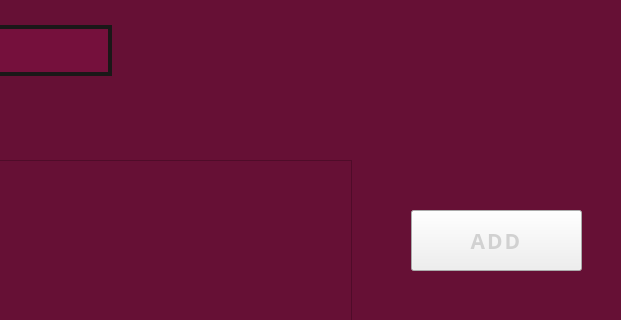
Qt form SweetsStore/viewproductsdialog.ui (vince-exe/SweetsStore) before a commit; both pictures show x 659 to 1280 and y 0 to 320 of the 1280 by 720 pixel window.
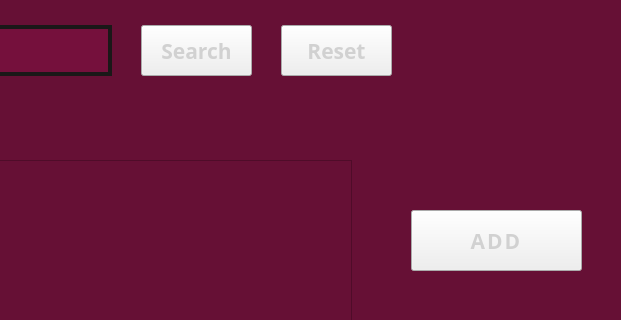
The same form after that commit.

```diff
--- a/SweetsStore/viewproductsdialog.ui
+++ b/SweetsStore/viewproductsdialog.ui
@@ -131,10 +131,10 @@
   <widget class="QPushButton" name="timeButton">
    <property name="geometry">
     <rect>
-     <x>1040</x>
+     <x>1100</x>
      <y>20</y>
-     <width>201</width>
-     <height>71</height>
+     <width>161</width>
+     <height>61</height>
     </rect>
    </property>
    <property name="font">
@@ -317,6 +317,68 @@
     <string>Info</string>
    </property>
   </widget>
+  <widget class="QPushButton" name="srchButton">
+   <property name="geometry">
+    <rect>
+     <x>800</x>
+     <y>25</y>
+     <width>111</width>
+     <height>51</height>
+    </rect>
+   </property>
+   <property name="font">
+    <font>
+     <family>HP Simplified Jpan</family>
+     <pointsize>16</pointsize>
+     <bold>true</bold>
+    </font>
+   </property>
+   <property name="styleSheet">
+    <string notr="true">QPushButton {
+background: '#75103c';
+color: rgb(209, 209, 209);
+border: 4px solid '#1a1818';
+}
+
+QPushButton::hover {
+background-color: rgb(84, 13, 43);
+}</string>
+   </property>
+   <property name="text">
+    <string>Search</string>
+   </property>
+  </widget>
+  <widget class="QPushButton" name="resetBtn">
+   <property name="geometry">
+    <rect>
+     <x>940</x>
+     <y>25</y>
+     <width>111</width>
+     <height>51</height>
+    </rect>
+   </property>
+   <property name="font">
+    <font>
+     <family>HP Simplified Jpan</family>
+     <pointsize>16</pointsize>
+     <bold>true</bold>
+    </font>
+   </property>
+   <property name="styleSheet">
+    <string notr="true">QPushButton {
+background: '#75103c';
+color: rgb(209, 209, 209);
+border: 4px solid '#1a1818';
+}
+
+QPushButton::hover {
+background-color: rgb(84, 13, 43);
+}</string>
+   </property>
+   <property name="text">
+    <string>Reset</string>
+   </property>
+  </widget>
  </widget>
  <resources/>
  <connections/>
```
Left out of the diff: 2 changed lines with no effect on the pictures.
